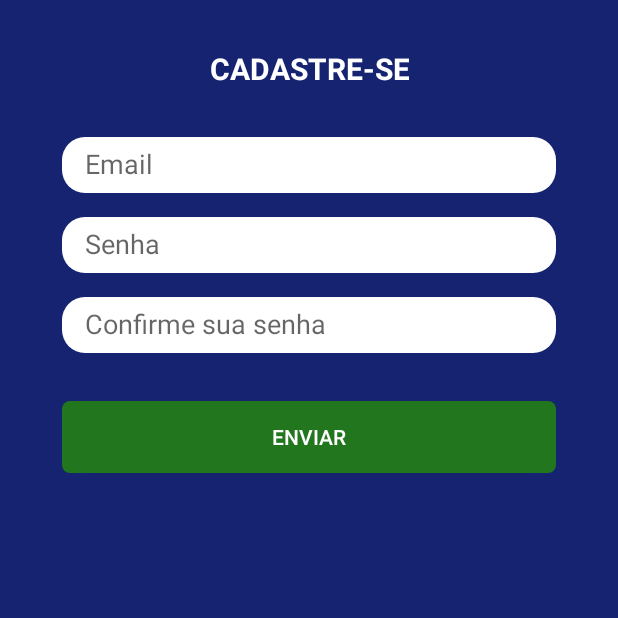
After one commit to tbelem/tccifsp, an Android app: the CadastroActivity screen opened directly, with no data from a screen before it, on a phone screen of 412 x 824 dp, the top half of it. The commit adds this screen. Run offline under Robolectric (Android 15) with nearby library versions, the phone set to English and light mode, and no system bars; our stand-ins replace Firebase (no records; nobody signed in at launch, a user with empty details on screens opened directly).

Commit message:
Cadastro de usuario funcionando

```diff
--- a/app/build.gradle
+++ b/app/build.gradle
@@ -36,4 +36,5 @@ dependencies {
 
 
 
+
 apply plugin: 'com.google.gms.google-services'
--- a/app/src/main/AndroidManifest.xml
+++ b/app/src/main/AndroidManifest.xml
@@ -30,6 +30,9 @@
         <activity android:name=".Activity.QuestionarioActivity" />
         <activity android:name=".Activity.RecompensaActivity" />
         <activity android:name=".Activity.DadosActivity" />
+        <activity android:name=".Activity.CadastroActivity"
+                  android:theme="@style/Barless">
+        </activity>
     </application>
 
 </manifest>
--- /dev/null
+++ b/app/src/main/res/drawable/rounded_white_edittext.xml
@@ -0,0 +1,10 @@
+<?xml version="1.0" encoding="utf-8"?>
+<shape xmlns:android="http://schemas.android.com/apk/res/android"
+    android:shape="rectangle" android:padding="20dp">
+    <solid android:color="#FFFFFF"/>
+    <corners
+        android:bottomRightRadius="15dp"
+        android:bottomLeftRadius="15dp"
+        android:topLeftRadius="15dp"
+        android:topRightRadius="15dp"/>
+</shape>
--- /dev/null
+++ b/app/src/main/res/drawable/rounder_button_light.xml
@@ -0,0 +1,7 @@
+<?xml version="1.0" encoding="utf-8"?>
+<shape xmlns:android="http://schemas.android.com/apk/res/android"
+    android:shape="rectangle">
+    <!-- you can use any color you want I used here gray color-->
+    <solid android:color="@color/colorSecondary"/>
+    <corners android:radius="5dp"/>
+</shape>
--- /dev/null
+++ b/app/src/main/res/layout/activity_cadastro.xml
@@ -0,0 +1,123 @@
+<?xml version="1.0" encoding="utf-8"?>
+<ScrollView xmlns:android="http://schemas.android.com/apk/res/android"
+    xmlns:app="http://schemas.android.com/apk/res-auto"
+    xmlns:tools="http://schemas.android.com/tools"
+    android:layout_width="match_parent"
+    android:layout_height="match_parent"
+    android:fillViewport="true"
+    tools:context="proj.ifsp.tcc1.Activity.CadastroActivity">
+
+    <android.support.constraint.ConstraintLayout
+        android:layout_width="match_parent"
+        android:layout_height="wrap_content"
+        android:background="@color/colorPrimary"
+        tools:context="proj.ifsp.tcc1.Activity.CadastroActivity">
+
+        <android.support.constraint.Guideline
+            android:id="@+id/guideline10"
+            android:layout_width="0dp"
+            android:layout_height="wrap_content"
+            android:orientation="vertical"
+            app:layout_constraintGuide_percent="0.1" />
+
+        <android.support.constraint.Guideline
+            android:id="@+id/guideline11"
+            android:layout_width="0dp"
+            android:layout_height="wrap_content"
+            android:orientation="vertical"
+            app:layout_constraintGuide_percent="0.9" />
+
+        <TextView
+            android:id="@+id/lbTitle"
+            android:layout_width="wrap_content"
+            android:layout_height="wrap_content"
+            android:layout_marginLeft="0dp"
+            android:layout_marginRight="0dp"
+            android:layout_marginTop="32dp"
+            android:gravity="center"
+            android:text="@string/cadastroTitle"
+            android:textColor="@color/colorTextPrimary"
+            android:textSize="@dimen/titleSize"
+            android:textStyle="bold"
+            app:layout_constraintLeft_toLeftOf="@+id/guideline10"
+            app:layout_constraintRight_toLeftOf="@+id/guideline11"
+            app:layout_constraintTop_toTopOf="parent" />
+
+        <EditText
+            android:id="@+id/txEmail"
+            android:layout_width="0dp"
+            android:layout_height="wrap_content"
+            android:layout_marginLeft="0dp"
+            android:layout_marginRight="0dp"
+            android:layout_marginTop="32dp"
+            android:background="@drawable/rounded_white_edittext"
+            android:ems="10"
+            android:hint="@string/hintEmail"
+            android:inputType="textEmailAddress"
+            android:paddingBottom="7dp"
+            android:paddingEnd="15dp"
+            android:paddingStart="15dp"
+            android:paddingTop="5dp"
+            android:textColor="@color/colorPrimary"
+            app:layout_constraintLeft_toLeftOf="@+id/guideline10"
+            app:layout_constraintRight_toLeftOf="@+id/guideline11"
+            app:layout_constraintTop_toBottomOf="@+id/lbTitle" />
+
+        <EditText
+            android:id="@+id/txSenha"
+            android:layout_width="0dp"
+            android:layout_height="wrap_content"
+            android:layout_marginLeft="0dp"
+            android:layout_marginRight="0dp"
+            android:layout_marginTop="16dp"
+            android:background="@drawable/rounded_white_edittext"
+            android:ems="10"
+            android:hint="@string/hintSenha"
+            android:inputType="textPassword"
+            android:paddingBottom="7dp"
+            android:paddingEnd="15dp"
+            android:paddingStart="15dp"
+            android:paddingTop="5dp"
+            android:textColor="@color/colorPrimary"
+            app:layout_constraintLeft_toLeftOf="@+id/guideline10"
+            app:layout_constraintRight_toLeftOf="@+id/guideline11"
+            app:layout_constraintTop_toBottomOf="@+id/txEmail" />
+
+        <EditText
+            android:id="@+id/txConfirmacao"
+            android:layout_width="0dp"
+            android:layout_height="wrap_content"
+            android:layout_marginLeft="0dp"
+            android:layout_marginRight="0dp"
+            android:layout_marginTop="16dp"
+            android:background="@drawable/rounded_white_edittext"
+            android:ems="10"
+            android:hint="@string/hintConfirmacao"
+            android:inputType="textPassword"
+            android:paddingBottom="7dp"
+            android:paddingEnd="15dp"
+            android:paddingStart="15dp"
+            android:paddingTop="5dp"
+            android:textColor="@color/colorPrimary"
+            app:layout_constraintHorizontal_bias="1.0"
+            app:layout_constraintLeft_toLeftOf="@+id/guideline10"
+            app:layout_constraintRight_toLeftOf="@+id/guideline11"
+            app:layout_constraintTop_toBottomOf="@+id/txSenha" />
+
+        <Button
+            android:id="@+id/btEnviar"
+            android:layout_width="0dp"
+            android:layout_height="wrap_content"
+            android:layout_marginLeft="0dp"
+            android:layout_marginRight="0dp"
+            android:layout_marginTop="32dp"
+            android:background="@drawable/rounder_button_light"
+            android:onClick="enviarCadastro"
+            android:text="@string/btEnviar"
+            android:textColor="@color/colorTextSecondary"
+            app:layout_constraintLeft_toLeftOf="@+id/guideline10"
+            app:layout_constraintRight_toLeftOf="@+id/guideline11"
+            app:layout_constraintTop_toBottomOf="@+id/txConfirmacao" />
+
+    </android.support.constraint.ConstraintLayout>
+</ScrollView>
--- a/app/src/main/res/layout/activity_login.xml
+++ b/app/src/main/res/layout/activity_login.xml
@@ -128,6 +128,7 @@
             android:layout_marginLeft="0dp"
             android:layout_marginRight="0dp"
             android:layout_marginTop="24dp"
+            android:onClick="chamarCadstro"
             android:text="@string/linkCadastro"
             android:textColor="@color/colorAccent"
             app:layout_constraintBottom_toBottomOf="parent"
--- a/app/src/main/res/values/colors.xml
+++ b/app/src/main/res/values/colors.xml
@@ -5,7 +5,7 @@
     <color name="colorAccent">#152370</color>
     <color name="colorSecondary">#22761e</color>
     <color name="colorSecondaryDark">#11390f</color>
-    <color name="colorTextPrimary">#FFFFFF</color>
+    <color name="colorTextPrimary">#ffffff</color>
     <color name="colorTextSecondary">#ffffff</color>
     <color name="creditColor">#ffd700</color>
     <color name="disabledLabel">#a4a4a4</color>
--- a/app/src/main/res/values/strings.xml
+++ b/app/src/main/res/values/strings.xml
@@ -51,4 +51,9 @@
     <string name="btPronto">PRONTO</string>
     <string name="hintSelecione">--Selecione--</string>
 
+    <!-- Cadastro Activity -->
+    <string name="cadastroTitle">CADASTRE-SE</string>
+    <string name="hintConfirmacao">Confirme sua senha</string>
+    <string name="btEnviar">ENVIAR</string>
+
 </resources>
```
Also changed, not shown: app/src/main/java/proj/ifsp/tcc1/Activity/CadastroActivity.java (added, +122 -0 lines), app/src/main/java/proj/ifsp/tcc1/Activity/LoginActivity.java (+8 -0 lines), app/src/main/java/proj/ifsp/tcc1/Model/Usuario.java (+5 -6 lines).
